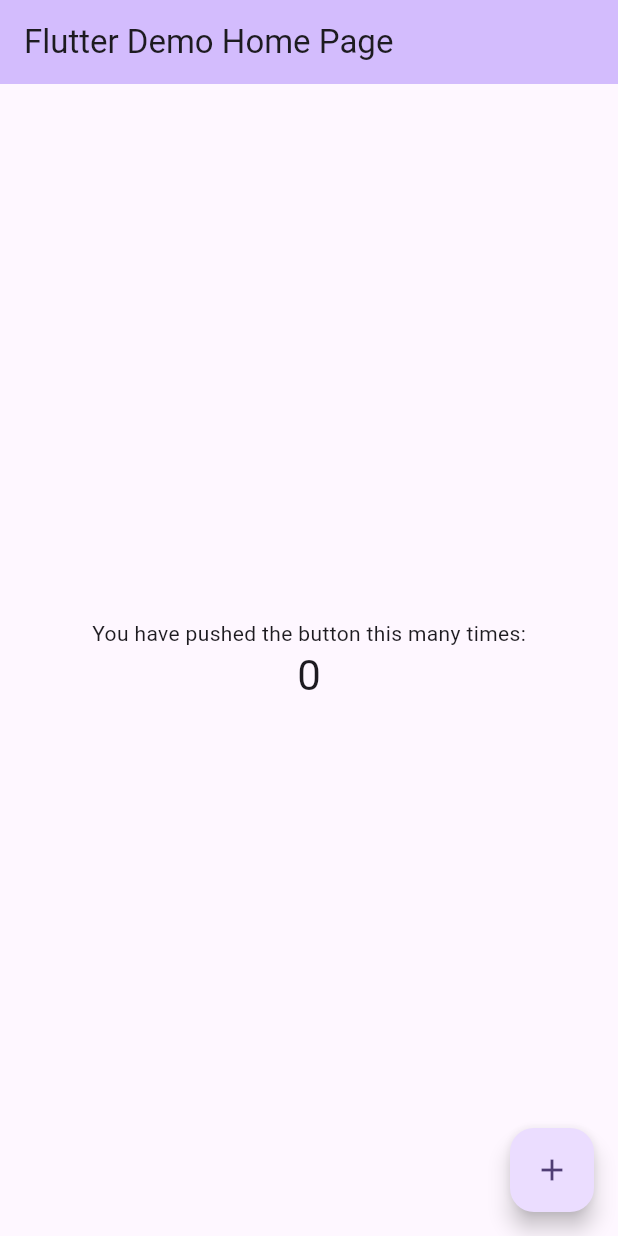
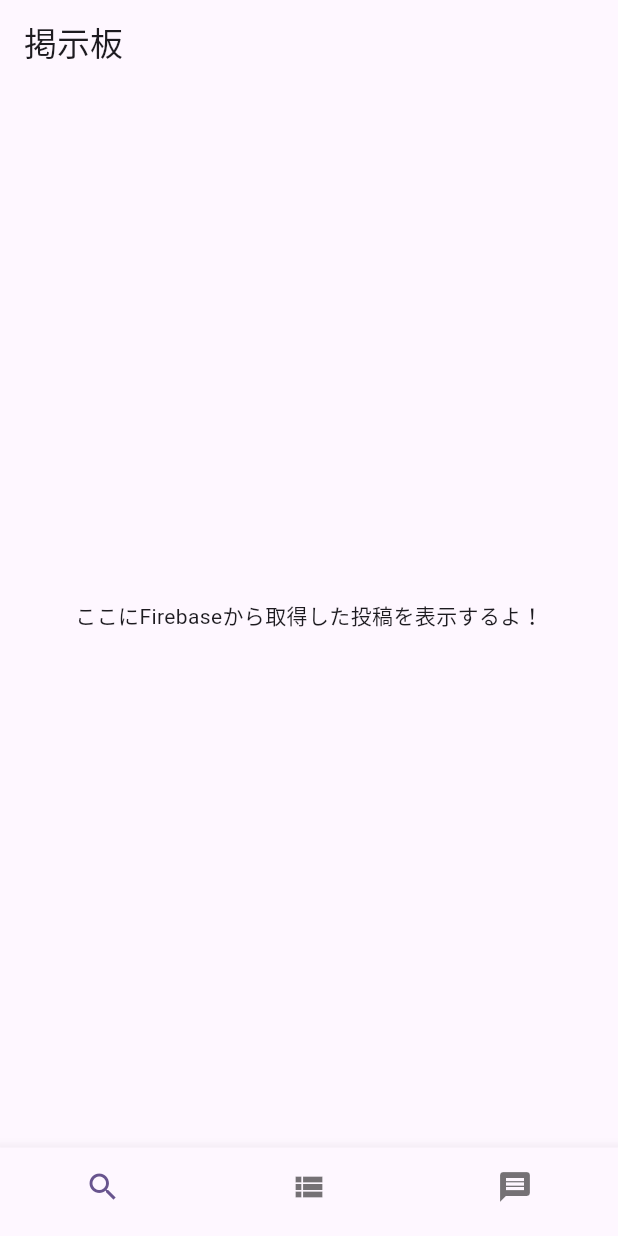
Before and after one commit to sanshiroochi/Rose, a Flutter app: the screen it shows after launch, on a phone screen of 412 x 824 dp. Run offline on Flutter 3.47's test engine with Material 3 defaults, Android fonts, the phone set to English and light mode, and no system bars; our stand-ins replace flutter_riverpod.

Commit message:
✨#2メインタブの作成

```diff
--- a/lib/main.dart
+++ b/lib/main.dart
@@ -1,4 +1,5 @@
 import 'package:flutter/material.dart';
+import 'package:rose/presentation/main_tab_view.dart';
 
 void main() {
   runApp(const MyApp());
@@ -13,110 +14,10 @@ class MyApp extends StatelessWidget {
     return MaterialApp(
       title: 'Flutter Demo',
       theme: ThemeData(
-        // This is the theme of your application.
-        //
-        // TRY THIS: Try running your application with "flutter run". You'll see
-        // the application has a purple toolbar. Then, without quitting the app,
-        // try changing the seedColor in the colorScheme below to Colors.green
-        // and then invoke "hot reload" (save your changes or press the "hot
-        // reload" button in a Flutter-supported IDE, or press "r" if you used
-        // the command line to start the app).
-        //
-        // Notice that the counter didn't reset back to zero; the application
-        // state is not lost during the reload. To reset the state, use hot
-        // restart instead.
-        //
-        // This works for code too, not just values: Most code changes can be
-        // tested with just a hot reload.
+
         colorScheme: ColorScheme.fromSeed(seedColor: Colors.deepPurple),
       ),
-      home: const MyHomePage(title: 'Flutter Demo Home Page'),
+      home: const MainTabView(),
     );
   }
 }
-
-class MyHomePage extends StatefulWidget {
-  const MyHomePage({super.key, required this.title});
-
-  // This widget is the home page of your application. It is stateful, meaning
-  // that it has a State object (defined below) that contains fields that affect
-  // how it looks.
-
-  // This class is the configuration for the state. It holds the values (in this
-  // case the title) provided by the parent (in this case the App widget) and
-  // used by the build method of the State. Fields in a Widget subclass are
-  // always marked "final".
-
-  final String title;
-
-  @override
-  State<MyHomePage> createState() => _MyHomePageState();
-}
-
-class _MyHomePageState extends State<MyHomePage> {
-  int _counter = 0;
-
-  void _incrementCounter() {
-    setState(() {
-      // This call to setState tells the Flutter framework that something has
-      // changed in this State, which causes it to rerun the build method below
-      // so that the display can reflect the updated values. If we changed
-      // _counter without calling setState(), then the build method would not be
-      // called again, and so nothing would appear to happen.
-      _counter++;
-    });
-  }
-
-  @override
-  Widget build(BuildContext context) {
-    // This method is rerun every time setState is called, for instance as done
-    // by the _incrementCounter method above.
-    //
-    // The Flutter framework has been optimized to make rerunning build methods
-    // fast, so that you can just rebuild anything that needs updating rather
-    // than having to individually change instances of widgets.
-    return Scaffold(
-      appBar: AppBar(
-        // TRY THIS: Try changing the color here to a specific color (to
-        // Colors.amber, perhaps?) and trigger a hot reload to see the AppBar
-        // change color while the other colors stay the same.
-        backgroundColor: Theme.of(context).colorScheme.inversePrimary,
-        // Here we take the value from the MyHomePage object that was created by
-        // the App.build method, and use it to set our appbar title.
-        title: Text(widget.title),
-      ),
-      body: Center(
-        // Center is a layout widget. It takes a single child and positions it
-        // in the middle of the parent.
-        child: Column(
-          // Column is also a layout widget. It takes a list of children and
-          // arranges them vertically. By default, it sizes itself to fit its
-          // children horizontally, and tries to be as tall as its parent.
-          //
-          // Column has various properties to control how it sizes itself and
-          // how it positions its children. Here we use mainAxisAlignment to
-          // center the children vertically; the main axis here is the vertical
-          // axis because Columns are vertical (the cross axis would be
-          // horizontal).
-          //
-          // TRY THIS: Invoke "debug painting" (choose the "Toggle Debug Paint"
-          // action in the IDE, or press "p" in the console), to see the
-          // wireframe for each widget.
-          mainAxisAlignment: MainAxisAlignment.center,
-          children: <Widget>[
-            const Text('You have pushed the button this many times:'),
-            Text(
-              '$_counter',
-              style: Theme.of(context).textTheme.headlineMedium,
-            ),
-          ],
-        ),
-      ),
-      floatingActionButton: FloatingActionButton(
-        onPressed: _incrementCounter,
-        tooltip: 'Increment',
-        child: const Icon(Icons.add),
-      ), // This trailing comma makes auto-formatting nicer for build methods.
-    );
-  }
-}
--- /dev/null
+++ b/lib/presentation/board/board_message_view.dart
@@ -0,0 +1,25 @@
+import 'package:flutter/material.dart';
+import 'package:flutter_riverpod/flutter_riverpod.dart';
+
+// Widget（画面のレシピ本）
+class BoardMessageView extends ConsumerStatefulWidget {
+  const BoardMessageView({super.key});
+
+  @override
+  ConsumerState<BoardMessageView> createState() => _BoardMessageViewState();
+}
+
+// State（画面の中身を実際に作る人）
+class _BoardMessageViewState extends ConsumerState<BoardMessageView> {
+  @override
+  Widget build(BuildContext context) {
+    return Scaffold(
+      appBar: AppBar(
+        title: const Text('掲示板'),
+      ),
+      body: const Center(
+        child: Text('ここにFirebaseから取得した投稿を表示するよ！'),
+      ),
+    );
+  }
+}
--- /dev/null
+++ b/lib/presentation/main_tab_view.dart
@@ -0,0 +1,53 @@
+import 'package:flutter/material.dart';
+import 'package:rose/presentation/board/board_message_view.dart';
+import 'package:rose/presentation/calendar/calendar_view.dart';
+import 'package:rose/presentation/setting/setting_view.dart';
+
+
+class MainTabView extends StatefulWidget {
+  const MainTabView({super.key});
+
+  @override
+  State<MainTabView> createState() => _MainTabViewState();
+}
+
+class _MainTabViewState extends State<MainTabView> {
+  int _selectedIndex = 0;
+
+  final List<Widget> _pages = const [
+    BoardMessageView(),
+    CalendarView(),
+    SettingView(),
+  ];
+
+  @override
+  Widget build(BuildContext context) {
+    return Scaffold(
+      body: _pages[_selectedIndex],
+      bottomNavigationBar: BottomNavigationBar(
+        currentIndex: _selectedIndex,
+        showSelectedLabels: false,
+        showUnselectedLabels: false,
+        onTap: (index) {
+          setState(() {
+            _selectedIndex = index;
+          });
+        },
+        items: const [
+          BottomNavigationBarItem(
+            icon: Icon(Icons.search),
+            label: '',
+          ),
+          BottomNavigationBarItem(
+            icon: Icon(Icons.view_list),
+            label: '',
+          ),
+          BottomNavigationBarItem(
+            icon: Icon(Icons.message),
+            label: '',
+          ),
+        ],
+      ),
+    );
+  }
+}
--- a/pubspec.yaml
+++ b/pubspec.yaml
@@ -33,7 +33,8 @@ dependencies:
 
   # The following adds the Cupertino Icons font to your application.
   # Use with the CupertinoIcons class for iOS style icons.
-  cupertino_icons: ^1.0.8
+  cupertino_icons: 1.0.8
+  flutter_riverpod: 2.5.1
 
 dev_dependencies:
   flutter_test:
```
Also changed, not shown: lib/presentation/calendar/calendar_view.dart (added, +24 -0 lines), lib/presentation/setting/setting_view.dart (added, +24 -0 lines).
